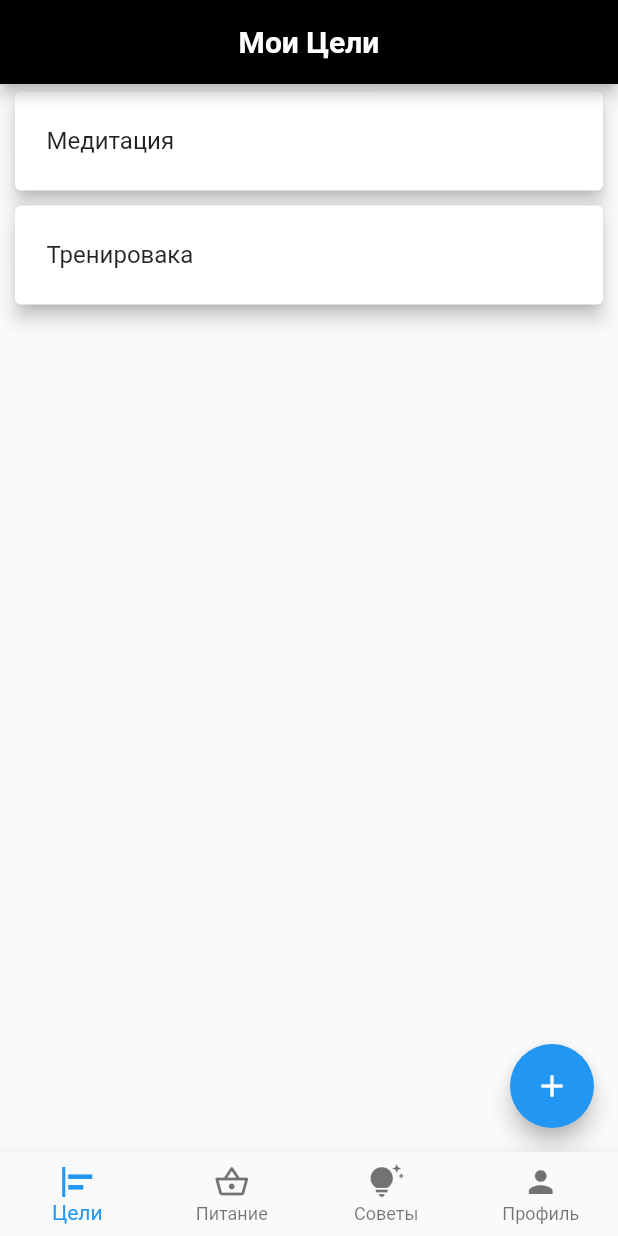
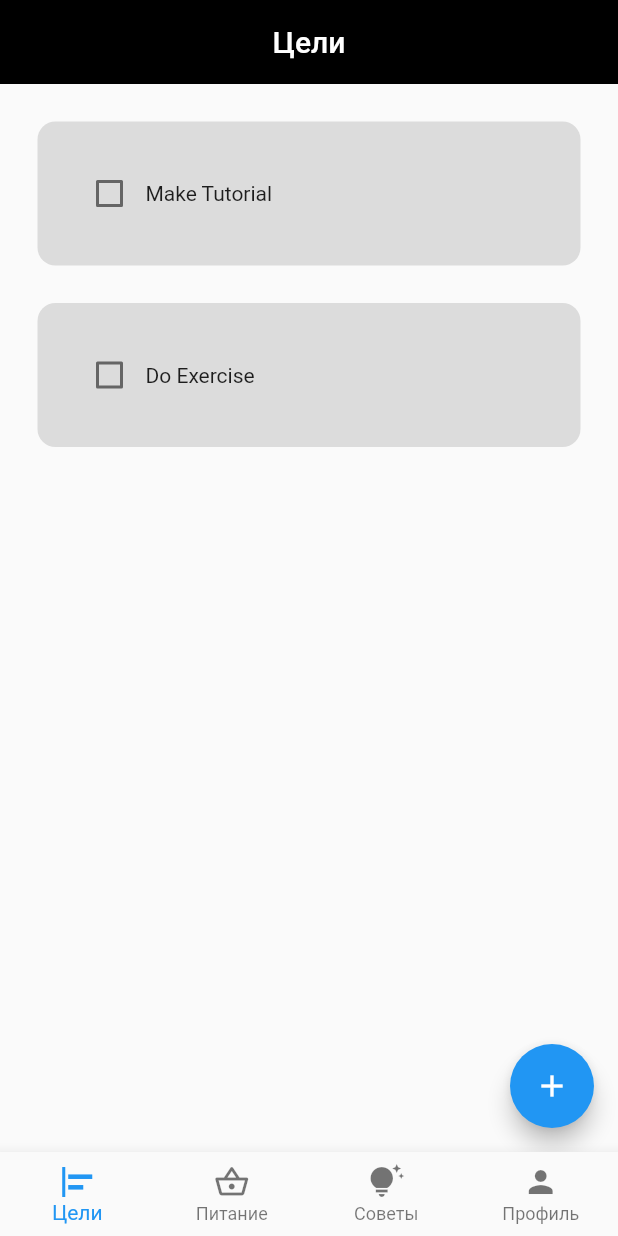
Before and after one commit to DarkHan13/WorkOutGym, a Flutter app: the screen it shows after launch, on a phone screen of 412 x 824 dp. Run offline on Flutter 3.47's test engine with Material 2 defaults, Android fonts, the phone set to English and light mode, and no system bars; drawn by our look-alikes of flutter_slidable; our stand-ins replace hive_flutter; accounts and stored records are empty; Roboto replaces fonts that are missing (Raleway).

Commit message:
goals func and hive database

```diff
--- /dev/null
+++ b/lib/data/database.dart
@@ -0,0 +1,26 @@
+import 'package:hive_flutter/hive_flutter.dart';
+
+class ToDoDataBase {
+  List toDoList = [];
+
+  // reference our box
+  final _myBox = Hive.box('mybox');
+
+  // run this method if this is the 1st time ever opening this app
+  void createInitialData() {
+    toDoList = [
+      ["Make Tutorial", false],
+      ["Do Exercise", false],
+    ];
+  }
+
+  // load the data from database
+  void loadData() {
+    toDoList = _myBox.get("TODOLIST");
+  }
+
+  // update the database
+  void updateDataBase() {
+    _myBox.put("TODOLIST", toDoList);
+  }
+}
--- a/lib/main.dart
+++ b/lib/main.dart
@@ -1,6 +1,10 @@
 import 'package:flutter/material.dart';
+import 'package:hive_flutter/hive_flutter.dart';
 import 'homepage.dart';
-void main() {
+void main() async{
+  await Hive.initFlutter();
+
+  var box = await Hive.openBox('mybox');
   runApp(const MyApp());
 }
 
--- a/lib/pages/goals.dart
+++ b/lib/pages/goals.dart
@@ -1,55 +1,92 @@
 import 'package:flutter/material.dart';
+import 'package:hive_flutter/hive_flutter.dart';
+import '../data/database.dart';
+import '../utils/goals_dialog.dart';
+import '../utils/tile.dart';
 
-class UserGoals extends StatelessWidget{
+class UserGoals extends StatefulWidget {
   const UserGoals({super.key});
 
-  Widget mycard(String task){
-    return Card(
-      elevation: 5.0,
-      margin: const EdgeInsets.symmetric(
-        horizontal: 10.0,
-        vertical: 5.0,
-      ),
-      child: Container(
-        padding: const EdgeInsets.all(5.0),
-        child: ListTile(
-          title: Text(
-            "$task",
-          ),
-          onLongPress: (){},
-        ),
-      ),
+  @override
+  State<UserGoals> createState() => _GoalsPageState();
+}
+
+class _GoalsPageState extends State<UserGoals> {
+  final _myBox = Hive.box('mybox');
+  ToDoDataBase db = ToDoDataBase();
+
+  @override
+  void initState() {
+    if (_myBox.get("TODOLIST") == null) {
+      db.createInitialData();
+    } else {
+      db.loadData();
+    }
+
+    super.initState();
+  }
+
+  final _controller = TextEditingController();
+
+  void checkBoxChanged(bool? value, int index) {
+    setState(() {
+      db.toDoList[index][1] = !db.toDoList[index][1];
+    });
+    db.updateDataBase();
+  }
+
+  void saveNewTask() {
+    setState(() {
+      db.toDoList.add([_controller.text, false]);
+      _controller.clear();
+    });
+    Navigator.of(context).pop();
+    db.updateDataBase();
+  }
+
+  void createNewTask() {
+    showDialog(
+      context: context,
+      builder: (context) {
+        return DialogBox(
+          controller: _controller,
+          onSave: saveNewTask,
+          onCancel: () => Navigator.of(context).pop(),
+        );
+      },
     );
   }
 
+  void deleteTask(int index) {
+    setState(() {
+      db.toDoList.removeAt(index);
+    });
+    db.updateDataBase();
+  }
+
   @override
-  Widget build(BuildContext context){
+  Widget build(BuildContext context) {
     return Scaffold(
-      floatingActionButton: FloatingActionButton(
-        onPressed: (){},
-        child: const Icon(
-          Icons.add,
-          color: Colors.white,
-        ),
-      ),
       appBar: AppBar(
-        title: const Text(
-          "Мои Цели",
-          style: TextStyle(
-            fontFamily: "Raleway",
-            fontWeight: FontWeight.bold,
-          ),
-        ),
+        elevation: 0,
         backgroundColor: Colors.black,
+        title: const Text("Цели"),
         centerTitle: true,
       ),
-      body: SingleChildScrollView(
-        child: Column(
-          children: <Widget>[
-            mycard("Медитация"),
-            mycard("Тренировака")
-          ],
-        ),
+      floatingActionButton: FloatingActionButton(
+        onPressed: createNewTask,
+        child: Icon(Icons.add),
+      ),
+      body: ListView.builder(
+        itemCount: db.toDoList.length,
+        itemBuilder: (context, index) {
+          return ToDoTile(
+            taskName: db.toDoList[index][0],
+            taskCompleted: db.toDoList[index][1],
+            onChanged: (value) => checkBoxChanged(value, index),
+            deleteFunction: (context) => deleteTask(index),
+          );
+        },
       ),
     );
   }
--- /dev/null
+++ b/lib/utils/tile.dart
@@ -0,0 +1,64 @@
+import 'package:flutter/material.dart';
+import 'package:flutter_slidable/flutter_slidable.dart';
+
+class ToDoTile extends StatelessWidget {
+  final String taskName;
+  final bool taskCompleted;
+  Function(bool?)? onChanged;
+  Function(BuildContext)? deleteFunction;
+
+  ToDoTile({
+    super.key,
+    required this.taskName,
+    required this.taskCompleted,
+    required this.onChanged,
+    required this.deleteFunction,
+  });
+
+  @override
+  Widget build(BuildContext context) {
+    return Padding(
+      padding: const EdgeInsets.only(left: 25.0, right: 25, top: 25),
+      child: Slidable(
+        endActionPane: ActionPane(
+          motion: StretchMotion(),
+          children: [
+            SlidableAction(
+              onPressed: deleteFunction,
+              icon: Icons.delete,
+              backgroundColor: Colors.red.shade300,
+              borderRadius: BorderRadius.circular(12),
+            )
+          ],
+        ),
+        child: Container(
+          padding: EdgeInsets.all(24),
+          decoration: BoxDecoration(
+            color: Colors.black12,
+            borderRadius: BorderRadius.circular(12),
+          ),
+          child: Row(
+            children: [
+              // checkbox
+              Checkbox(
+                value: taskCompleted,
+                onChanged: onChanged,
+                activeColor: Colors.black,
+              ),
+
+              // task name
+              Text(
+                taskName,
+                style: TextStyle(
+                  decoration: taskCompleted
+                      ? TextDecoration.lineThrough
+                      : TextDecoration.none,
+                ),
+              ),
+            ],
+          ),
+        ),
+      ),
+    );
+  }
+}
```
Also changed, not shown: lib/utils/button.dart (added, +19 -0 lines), lib/utils/goals_dialog.dart (added, +45 -0 lines), pubspec.yaml (+5 -3 lines), pubspec.lock, 1 other file.
